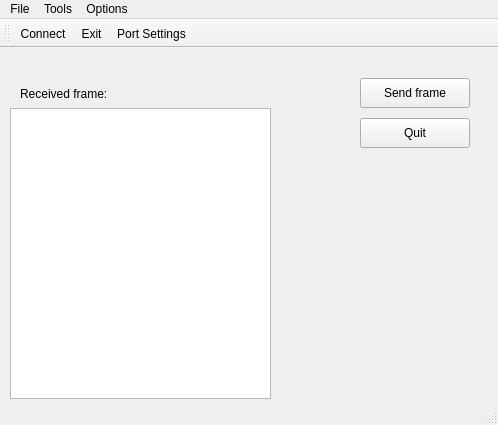
The window that mainwindow.ui (MichalKs/QT_MicroInterface) describes before a commit, drawn with Qt 5.
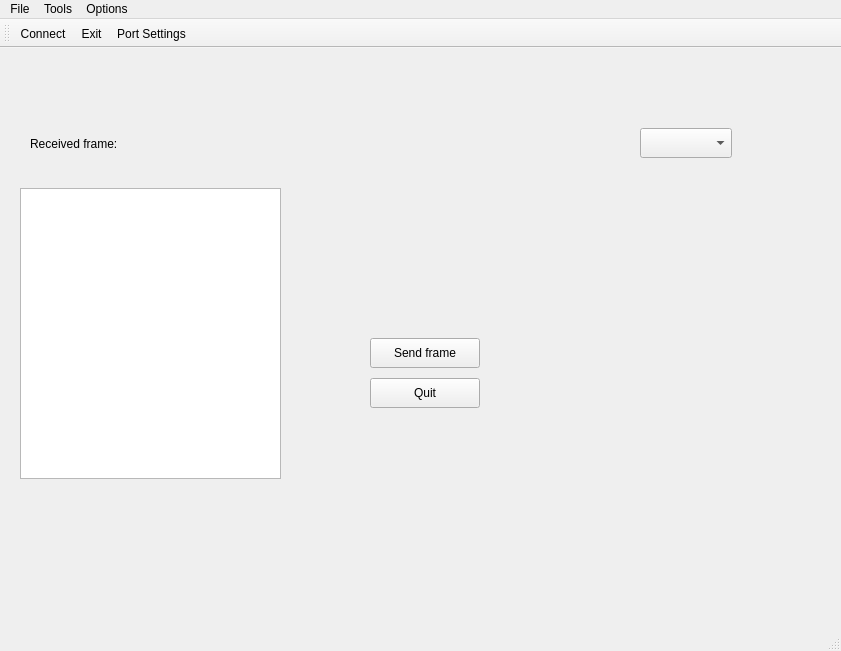
The same window after the commit. Icons and pictures are not drawn.

Commit message: Sending data

```diff
--- a/mainwindow.ui
+++ b/mainwindow.ui
@@ -6,8 +6,8 @@
    <rect>
     <x>0</x>
     <y>0</y>
-    <width>498</width>
-    <height>425</height>
+    <width>841</width>
+    <height>651</height>
    </rect>
   </property>
   <property name="windowTitle">
@@ -17,8 +17,8 @@
    <widget class="QLabel" name="label">
     <property name="geometry">
      <rect>
-      <x>20</x>
-      <y>30</y>
+      <x>30</x>
+      <y>80</y>
       <width>171</width>
       <height>31</height>
      </rect>
@@ -30,8 +30,8 @@
    <widget class="QPushButton" name="sendFrameButton">
     <property name="geometry">
      <rect>
-      <x>360</x>
-      <y>30</y>
+      <x>370</x>
+      <y>290</y>
       <width>110</width>
       <height>30</height>
      </rect>
@@ -43,8 +43,8 @@
    <widget class="QPushButton" name="quitButton">
     <property name="geometry">
      <rect>
-      <x>360</x>
-      <y>70</y>
+      <x>370</x>
+      <y>330</y>
       <width>110</width>
       <height>30</height>
      </rect>
@@ -56,20 +56,30 @@
    <widget class="QTextEdit" name="textEdit">
     <property name="geometry">
      <rect>
-      <x>10</x>
-      <y>60</y>
+      <x>20</x>
+      <y>140</y>
       <width>261</width>
       <height>291</height>
      </rect>
     </property>
    </widget>
+   <widget class="QComboBox" name="portCombo">
+    <property name="geometry">
+     <rect>
+      <x>640</x>
+      <y>80</y>
+      <width>92</width>
+      <height>30</height>
+     </rect>
+    </property>
+   </widget>
   </widget>
   <widget class="QMenuBar" name="menuBar">
    <property name="geometry">
     <rect>
      <x>0</x>
      <y>0</y>
-     <width>498</width>
+     <width>841</width>
      <height>28</height>
     </rect>
    </property>
```
The commit also changes 2 other files.
